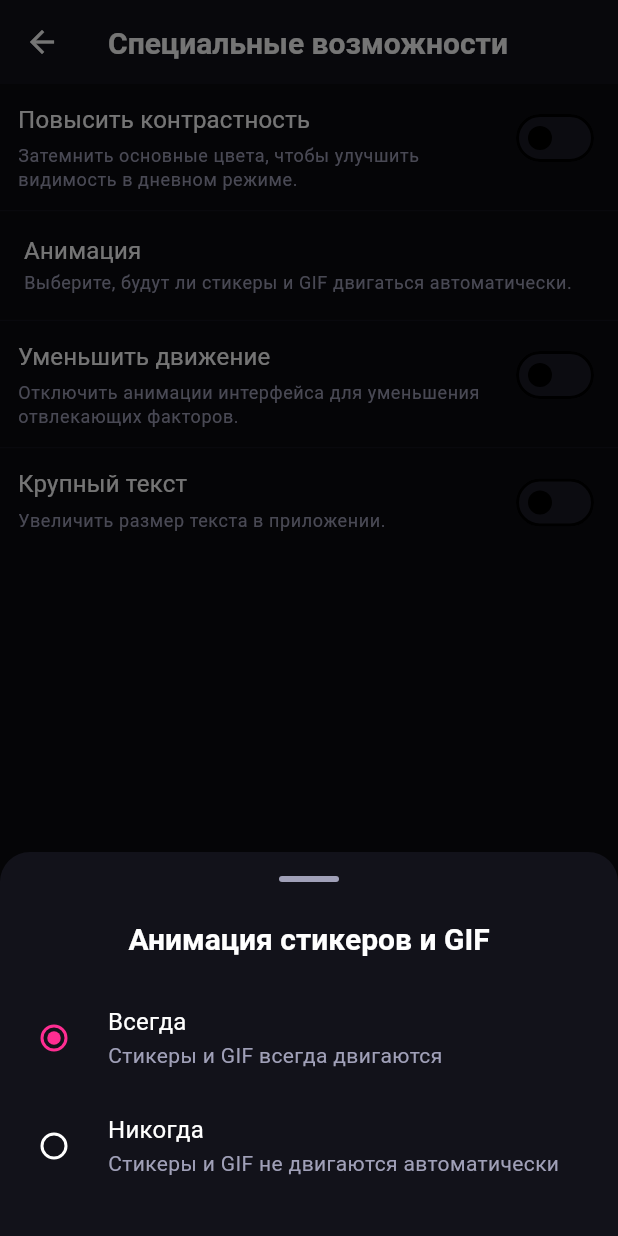
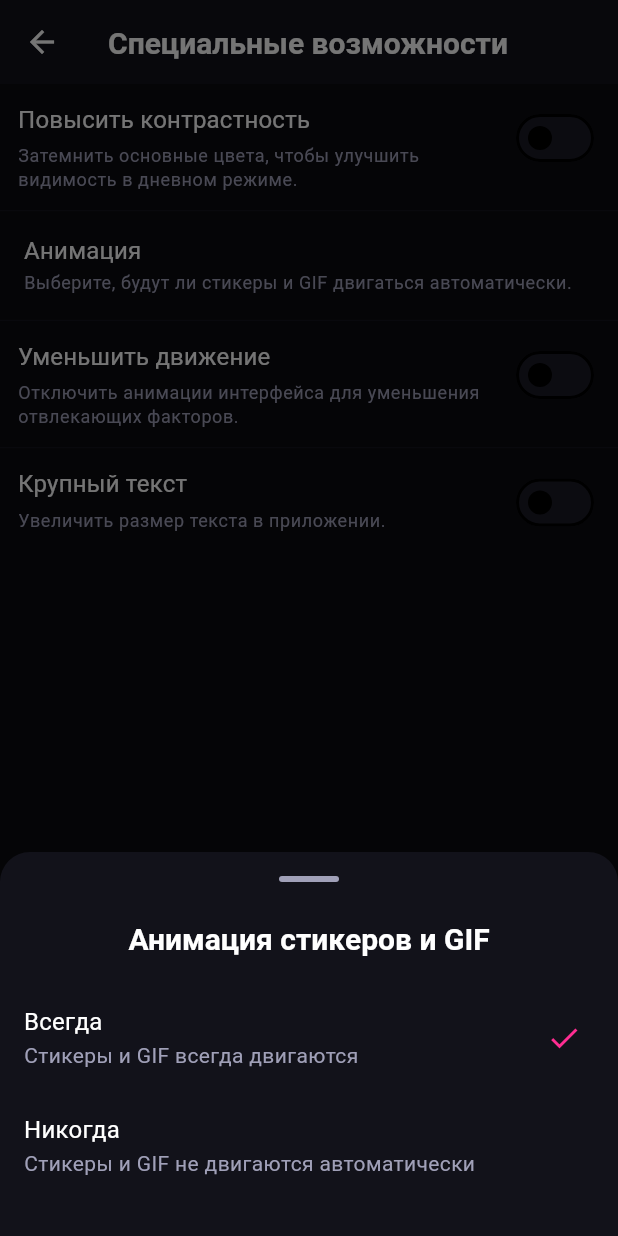
Before and after one commit to farruhsho/fury, a Flutter app: the AccessibilitySettingsPage screen opened by its route, after a tap on "Анимация", on a phone screen of 412 x 824 dp. Run offline on Flutter 3.47's test engine with Material 3 defaults, Android fonts, the phone set to English and light mode, and no system bars; our stand-ins replace cached_network_image, camera, cloud_firestore, connectivity_plus, dartz, dio and 29 more; missing offline and left inert: encrypt, flutter_webrtc, record; accounts and stored records are empty; network calls fail; Roboto replaces fonts that are missing (SF Pro Display).

Commit message:
Replace deprecated RadioListTile in accessibility and appearance settings

```diff
--- a/lib/features/profile/presentation/pages/accessibility_settings_page.dart
+++ b/lib/features/profile/presentation/pages/accessibility_settings_page.dart
@@ -188,31 +188,31 @@ class _AccessibilitySettingsPageState extends State<AccessibilitySettingsPage> {
             style: AppTypography.h3.copyWith(color: AppColors.textPrimaryLight),
           ),
           const SizedBox(height: 16),
-          RadioListTile<bool>(
+          ListTile(
             title: const Text('Всегда', style: TextStyle(color: AppColors.textPrimaryLight)),
             subtitle: const Text('Стикеры и GIF всегда двигаются',
               style: TextStyle(color: AppColors.textSecondaryLight)),
-            value: true,
-            groupValue: _animationsEnabled,
-            onChanged: (value) {
-              setState(() => _animationsEnabled = value!);
-              _saveSetting('animationsEnabled', value!);
+            trailing: _animationsEnabled == true
+                ? const Icon(Icons.check, color: AppColors.primary)
+                : null,
+            onTap: () {
+              setState(() => _animationsEnabled = true);
+              _saveSetting('animationsEnabled', true);
               Navigator.pop(ctx);
             },
-            activeColor: AppColors.primary,
           ),
-          RadioListTile<bool>(
+          ListTile(
             title: const Text('Никогда', style: TextStyle(color: AppColors.textPrimaryLight)),
             subtitle: const Text('Стикеры и GIF не двигаются автоматически',
               style: TextStyle(color: AppColors.textSecondaryLight)),
-            value: false,
-            groupValue: _animationsEnabled,
-            onChanged: (value) {
-              setState(() => _animationsEnabled = value!);
-              _saveSetting('animationsEnabled', value!);
+            trailing: _animationsEnabled == false
+                ? const Icon(Icons.check, color: AppColors.primary)
+                : null,
+            onTap: () {
+              setState(() => _animationsEnabled = false);
+              _saveSetting('animationsEnabled', false);
               Navigator.pop(ctx);
             },
-            activeColor: AppColors.primary,
           ),
           const SizedBox(height: 24),
         ],
```
Also changed, not shown: lib/features/profile/presentation/pages/appearance_settings_page.dart (+36 -36 lines).
